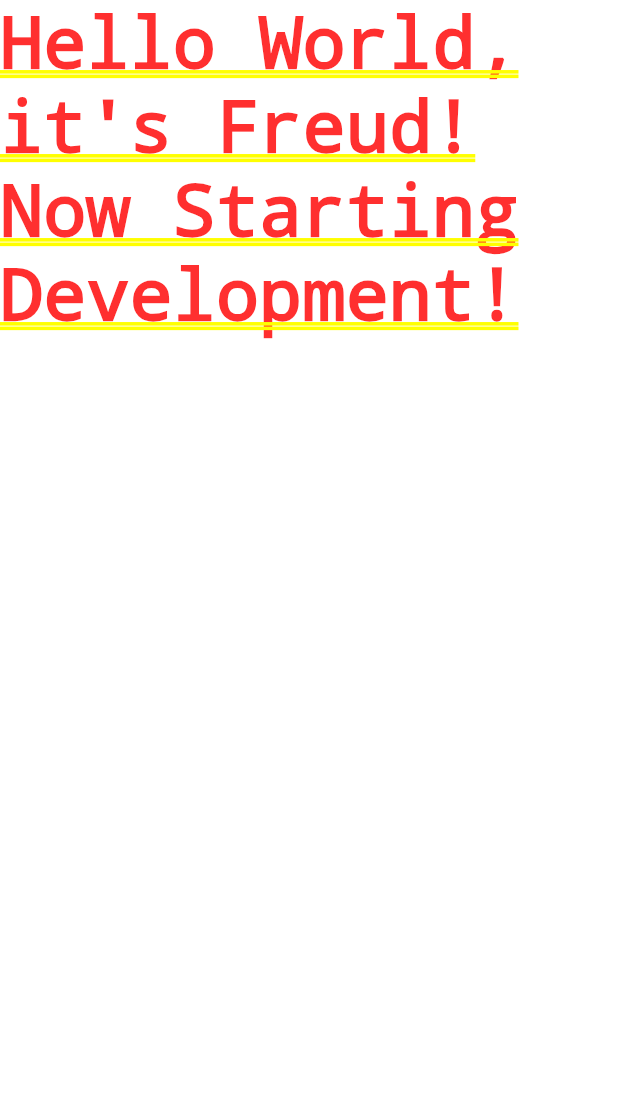
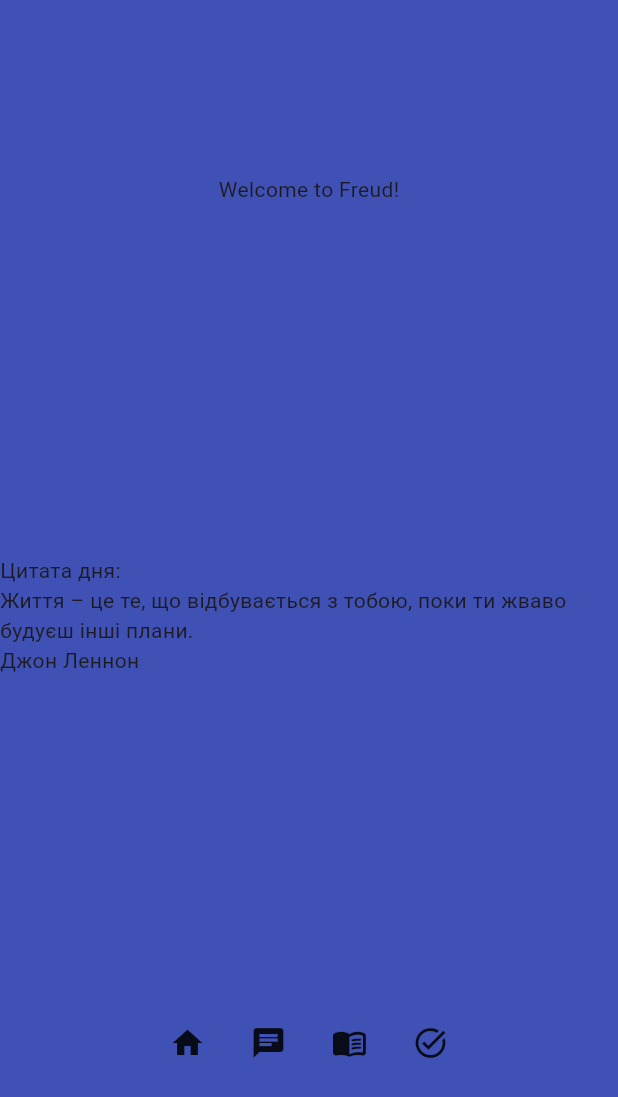
Before and after one commit to VladislavZhyliakov/Freud, a Flutter app: the screen it shows after launch, on a phone screen of 412 x 824 dp. Shown: the top 1097 px of the screen. Run offline on Flutter 3.47's test engine with Material 3 defaults, Android fonts, the light colour scheme and no system bars.

Commit message:
Added new project structure.

```diff
--- /dev/null
+++ b/lib/features/home/presentation/home_screen.dart
@@ -0,0 +1,32 @@
+import 'package:flutter/material.dart';
+
+class HomeScreen extends StatelessWidget {
+  const HomeScreen({super.key});
+
+  @override
+  Widget build(BuildContext context) {
+    return const Scaffold(
+      backgroundColor: Colors.indigo,
+      body: Column(
+        mainAxisAlignment: MainAxisAlignment.spaceAround,
+        crossAxisAlignment: CrossAxisAlignment.center,
+        children: [
+          Text('Welcome to Freud!'),
+          Text('Цитата дня:\nЖиття – це те, що відбувається з тобою, поки ти жваво будуєш інші плани.\nДжон Леннон'),
+          Row(
+            mainAxisAlignment: MainAxisAlignment.center,
+            children: [
+              Icon(Icons.home),
+              SizedBox(width: 30),
+              Icon(Icons.chat),
+              SizedBox(width: 30),
+              Icon(Icons.menu_book_rounded),
+              SizedBox(width: 30),
+              Icon(Icons.task_alt),
+            ],
+          )
+        ],
+      ),
+    );
+  }
+}
--- a/lib/main.dart
+++ b/lib/main.dart
@@ -1,9 +1,10 @@
 import 'package:flutter/material.dart';
+import 'package:freud/features/home/presentation/home_screen.dart';
 
 void main(){
   runApp(
     const MaterialApp(
-      home: Text('Hello World, it\'s Freud!\nNow Starting Development!'),
+      home: HomeScreen(),
     )
   );
 }
--- a/pubspec.yaml
+++ b/pubspec.yaml
@@ -35,6 +35,10 @@ dependencies:
   # The following adds the Cupertino Icons font to your application.
   # Use with the CupertinoIcons class for iOS style icons.
   cupertino_icons: ^1.0.6
+  flutter_spinkit: ^5.1.0
+  http: ^1.2.1
+  provider: ^6.0.5
+  animated_text_kit: ^4.2.2
 
 dev_dependencies:
   flutter_test:
@@ -45,7 +49,7 @@ dev_dependencies:
   # activated in the `analysis_options.yaml` file located at the root of your
   # package. See that file for information about deactivating specific lint
   # rules and activating additional ones.
-  flutter_lints: ^3.0.0
+  flutter_lints: ^4.0.0
 
 # For information on the generic Dart part of this file, see the
 # following page: https://dart.dev/tools/pub/pubspec
```
Also changed, not shown: pubspec.lock.
